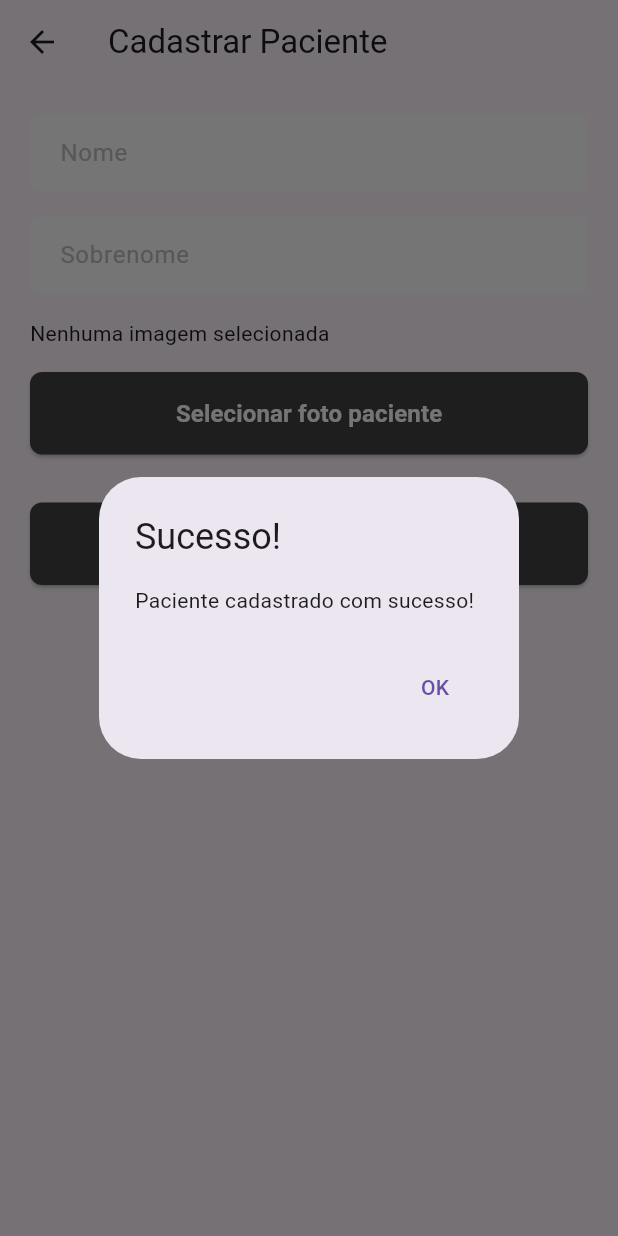
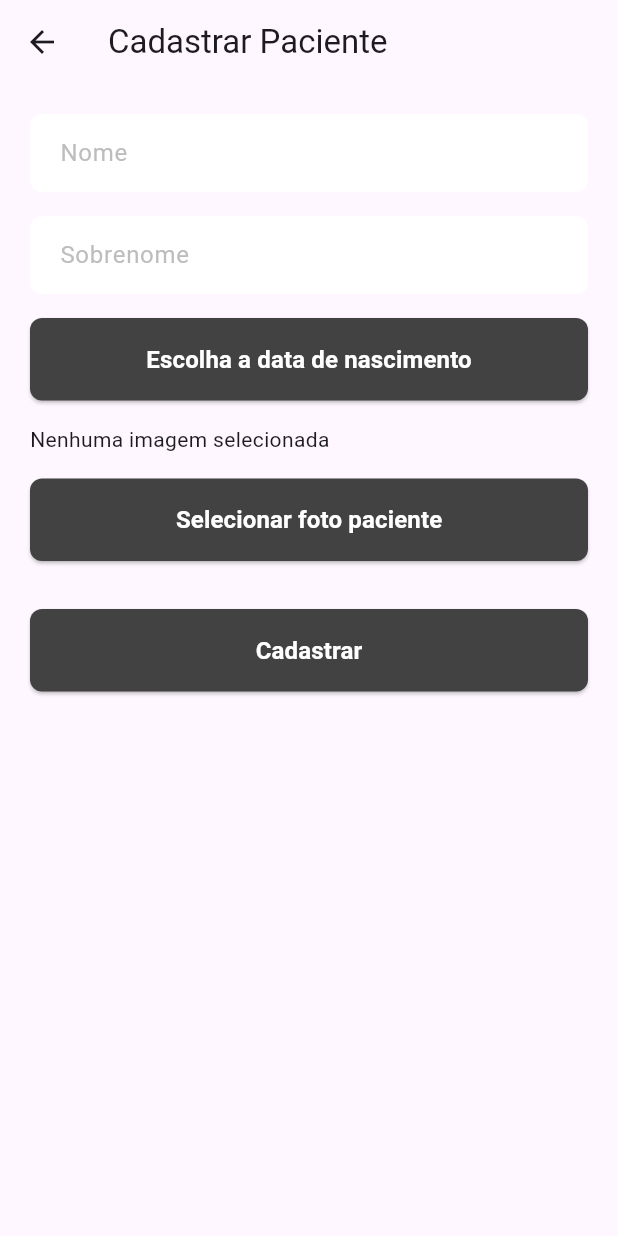
Before and after one commit to Turzzzin/app_nutricao_flutter, a Flutter app: the RegisterPacientScreen screen opened by its route, after a tap on "Cadastrar", on a phone screen of 412 x 824 dp. Run offline on Flutter 3.47's test engine with Material 3 defaults, Android fonts, the phone set to English and light mode, and no system bars; our stand-ins replace flutter_svg, image_picker, shared_preferences, sqflite; accounts and stored records are empty.

Commit message:
fix: adicionad campo de nascimento no formulário e no tabela do bd

```diff
--- a/lib/screens/register_pacient.dart
+++ b/lib/screens/register_pacient.dart
@@ -19,6 +19,7 @@ class RegisterPacientScreen extends StatefulWidget {
 
   File? _selectedImage;
   String photoPathF = "";
+  DateTime? _selectedDate;
 
   final TextEditingController nomeController = TextEditingController();
   final TextEditingController fotoPathController = TextEditingController();
@@ -29,7 +30,22 @@ class RegisterPacientScreen extends StatefulWidget {
     final nome = nomeController.text;
     final sobrenome = sobrenomeController.text;
     final fotoPath = fotoPathController.text;
-    return await DatabaseService.cadastrarPaciente(nome, sobrenome, fotoPath);
+    return await DatabaseService.cadastrarPaciente(nome, sobrenome, fotoPath, _selectedDate!);
+  }
+
+  Future<void> _pickDate(BuildContext context) async {
+    final DateTime? picked = await showDatePicker(
+      context: context,
+      initialDate: DateTime.now(),
+      firstDate: DateTime(1900), // Limita a data mais antiga a 1900
+      lastDate: DateTime.now(), // Limita a data mais recente ao dia atual
+    );
+
+    if (picked != null && picked != _selectedDate) {
+      setState(() {
+        _selectedDate = picked;
+      });
+    }
   }
 
   Widget build(BuildContext context) {
@@ -52,6 +68,14 @@ class RegisterPacientScreen extends StatefulWidget {
               controller: sobrenomeController,
               hintText: 'Sobrenome',
               obscureText: false,
+            ),
+            SizedBox(height: 16),
+            _selectedDate != null
+            ? Text("Data de nascimento: ${_selectedDate!.day}/${_selectedDate!.month}/${_selectedDate!.year}", style: const TextStyle(fontSize: 18, fontWeight: FontWeight.bold), textAlign: TextAlign.center)
+            :
+            CustomButton(
+              onPressed: () => _pickDate(context),
+              text: "Escolha a data de nascimento",
             ),
             SizedBox(height: 16),
             _selectedImage != null
--- a/lib/utils/database_service.dart
+++ b/lib/utils/database_service.dart
@@ -15,6 +15,7 @@ class DatabaseService {
       nome TEXT,
       sobrenome TEXT,
       fotoPath TEXT,
+      dataNascimento TIMESTAMP,
       createdAt TIMESTAMP NOT NULL DEFAULT CURRENT_TIMESTAMP
     )""");
 
@@ -33,9 +34,7 @@ class DatabaseService {
     await database.execute("""CREATE TABLE IF NOT EXISTS cardapio (
     id INTEGER PRIMARY KEY AUTOINCREMENT NOT NULL,
     nome TEXT,
-    alimento_id INTEGER,
     paciente_id INTEGER,
-    FOREIGN KEY (alimento_id) REFERENCES alimento (id),
     FOREIGN KEY (paciente_id) REFERENCES paciente (id)
   );
 """);
@@ -57,9 +56,14 @@ class DatabaseService {
   static Future<sql.Database> database() async {
     return sql.openDatabase(
       'nutricao_app.db',
-      version: 1,
+      version: 2,
       onCreate: (sql.Database database, int version) async {
         await createTables(database);
+      },
+      onUpgrade: (db, oldVersion, newVersion) async {
+      if (oldVersion < 2) {
+        await db.execute('ALTER TABLE paciente ADD COLUMN dataNascimento TIMESTAMP');
+        }
       },
     );
   }
@@ -80,9 +84,10 @@ class DatabaseService {
   }
 
 //cadastra paciente
-  static Future<int> cadastrarPaciente(String nome, String sobrenome, String fotoPath) async {
+  static Future<int> cadastrarPaciente(String nome, String sobrenome, String fotoPath, DateTime dataNascimento) async {
     final db = await database();
-    final data = {'nome': nome, 'sobrenome': sobrenome, 'fotopath': fotoPath};
+    int timestamp = dataNascimento.millisecondsSinceEpoch;
+    final data = {'nome': nome, 'sobrenome': sobrenome, 'fotopath': fotoPath, 'dataNascimento': timestamp};
     final id = await db.insert('paciente', data,
         conflictAlgorithm: sql.ConflictAlgorithm.replace);
     return id;
@@ -92,6 +97,11 @@ class DatabaseService {
   static Future<List<Map<String, dynamic>>> getPaciente(String nome)  async {
     final db = await database();
     return db.query('paciente',where: 'nome = ?', whereArgs: [nome]);
+  }
+
+  static Future<List<Map<String, dynamic>>> listPacientes()  async {
+    final db = await database();
+    return db.query('paciente');
   }
 
 //cadastra alimento
@@ -115,9 +125,9 @@ class DatabaseService {
   }
 
 //cadastra cardapio
-  static Future<int> cadastrarCardapio(String nome, int usuarioId, int pacienteId) async {
+  static Future<int> cadastrarCardapio(String nome, int pacienteId) async {
     final db = await database();
-    final data = {'nome': nome, 'usuario_id': usuarioId, 'paciente_id': pacienteId};
+    final data = {'nome': nome, 'paciente_id': pacienteId};
     final id = await db.insert('cardapio', data,
         conflictAlgorithm: sql.ConflictAlgorithm.replace);
     return id;
```
